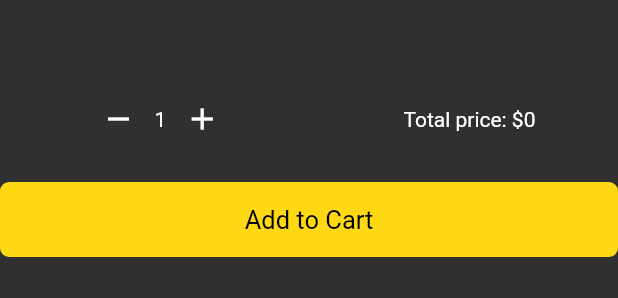
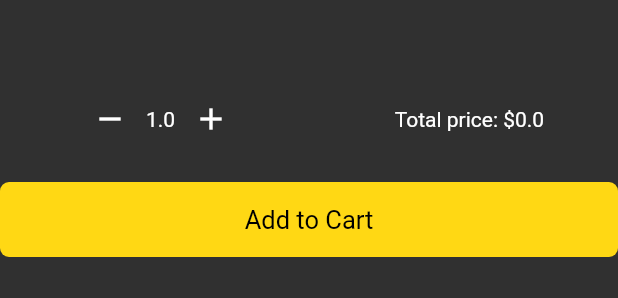
Before and after one commit to l3limp/Surplus, a Flutter app: the ProductDescription widget shown alone on an empty page, opened directly with empty values, after a tap on "Add to Cart", on a phone screen of 412 x 824 dp. Shown: the part 361-659 px from the top of the screen. Run offline on Flutter 3.47's test engine with Material 2 defaults, Android fonts, the phone set to English and light mode, and no system bars; our stand-ins replace firebase_auth, firebase_core, font_awesome_flutter, google_sign_in; accounts and stored records are empty; network calls fail.

```diff
--- a/lib/screens/shop.dart
+++ b/lib/screens/shop.dart
@@ -41,7 +41,7 @@ class _ShopPageState extends State<ShopPage> {
     }
   }
 
-  void viewProduct(int id, int quantity) {
+  void viewProduct(int id, double quantity) {
     final newItem = Product(
         id: productsList[id]['id'],
         price: (productsList[id]['price']).toDouble(),
--- a/lib/utils/product.dart
+++ b/lib/utils/product.dart
@@ -2,7 +2,7 @@ class Product {
   final int id;
   final String title;
   final double price;
-  final int quantity;
+  final double quantity;
   final String image;
 
   Product({
--- a/lib/widgets/prod_description.dart
+++ b/lib/widgets/prod_description.dart
@@ -15,13 +15,13 @@ class ProductDescription extends StatefulWidget {
 
 class _ProductDescriptionState extends State<ProductDescription> {
   void addItem() {
-    final snackBar = SnackBar(content: Text('${widget.product['title']} successfully added to cart! :)'),);
+    final snackBar = SnackBar(content: Text('${widget.product['title']} successfully added to cart! :)'), duration: Duration(seconds: 2),);
     ScaffoldMessenger.of(context).showSnackBar(snackBar);
     widget.addToCart(widget.product['id'], quantity);
     Navigator.of(context).pop();
   }
 
-  int quantity = 1;
+  double quantity = 1;
 
   @override
   Widget build(BuildContext context) {
```
Also changed, not shown: lib/screens/cart.dart (+9 -6 lines).
